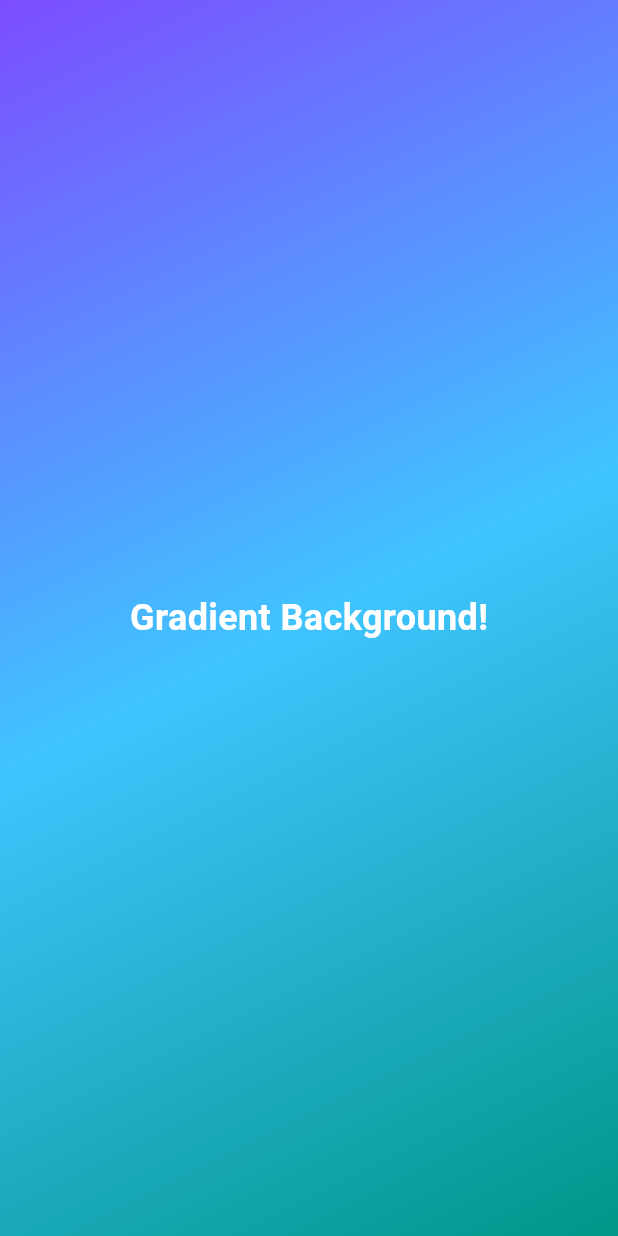
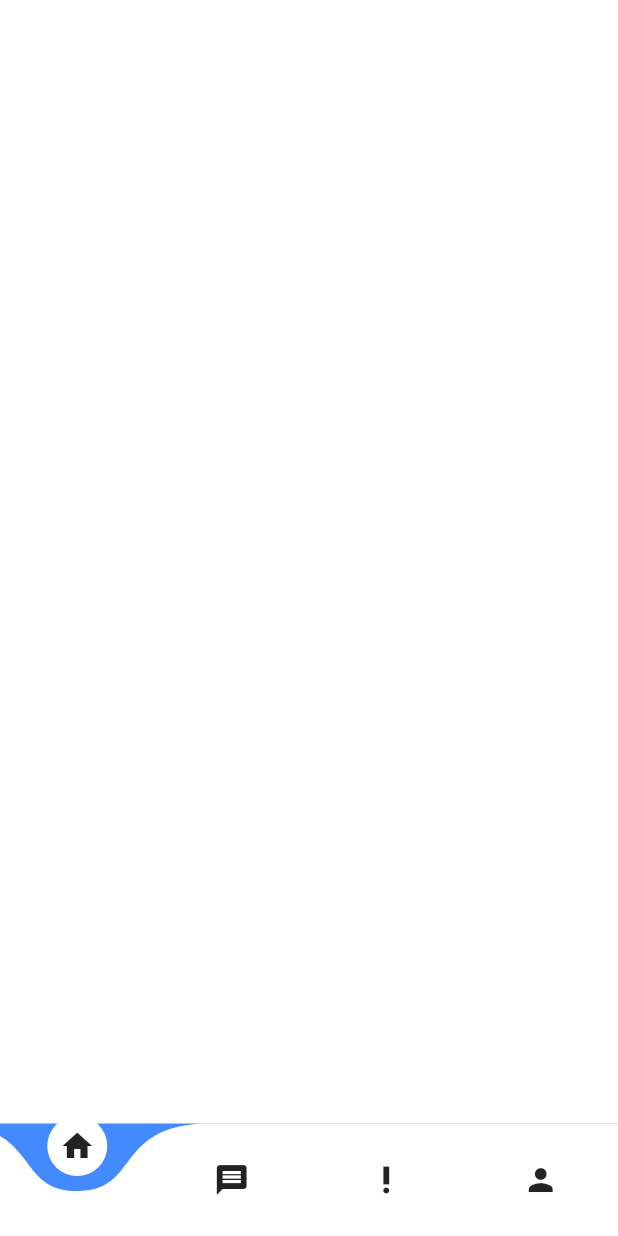
Before and after one commit to Just-Akinyi/Healora-Therapist-App, a Flutter app: the screen it shows after launch, on a phone screen of 412 x 824 dp. Run offline on Flutter 3.47's test engine with Material 3 defaults, Android fonts, the phone set to English and light mode, and no system bars; drawn by our look-alikes of curved_navigation_bar.

Commit message:
project foundation

```diff
--- a/healora/lib/main.dart
+++ b/healora/lib/main.dart
@@ -1,7 +1,7 @@
+// lib/main.dart
 import 'package:flutter/material.dart';
 import 'package:healora/Themes/app_theme.dart';
-// import 'package:healora/screens/splash.dart';
-import 'package:healora/widgets/backdrop.dart';
+import 'package:healora/widgets/bottom-nav.dart';
 
 void main() {
   runApp(const MyApp());
@@ -9,16 +9,20 @@ void main() {
 
 class MyApp extends StatelessWidget {
   const MyApp({super.key});
-  // This widget is the root of your application.
 
   @override
   Widget build(BuildContext context) {
     return MaterialApp(
       title: 'Healora',
-      theme: lightTheme, // Uses your custom light theme
-      darkTheme: darkTheme, // Uses your custom dark theme
-      themeMode: ThemeMode.dark, // Follows device setting
-      home: GradientBackgroundScreen(),
+
+      // ✅ Apply themes
+      theme: lightTheme,
+      darkTheme: darkTheme,
+      themeMode: ThemeMode.system,
+
+      // ✅ Your home screen
+      home: BottomNav(),
+
       debugShowCheckedModeBanner: false,
     );
   }
--- a/healora/lib/widgets/backdrop.dart
+++ /dev/null
@@ -1,34 +0,0 @@
-import 'package:flutter/material.dart';
-
-// Assuming your theme setup is already imported
-
-class GradientBackgroundScreen extends StatelessWidget {
-  const GradientBackgroundScreen({super.key});
-
-  @override
-  Widget build(BuildContext context) {
-    final ColorScheme colors = Theme.of(context).colorScheme;
-
-    return Scaffold(
-      body: Container(
-        decoration: BoxDecoration(
-          gradient: LinearGradient(
-            colors: [colors.primary, colors.secondary, colors.tertiary],
-            begin: Alignment.topLeft,
-            end: Alignment.bottomRight,
-          ),
-        ),
-        child: const Center(
-          child: Text(
-            'Gradient Background!',
-            style: TextStyle(
-              color: Colors.white,
-              fontSize: 24,
-              fontWeight: FontWeight.bold,
-            ),
-          ),
-        ),
-      ),
-    );
-  }
-}
--- a/healora/lib/widgets/bottom-nav.dart
+++ b/healora/lib/widgets/bottom-nav.dart
@@ -0,0 +1,25 @@
+import 'package:flutter/material.dart';
+import 'package:curved_navigation_bar/curved_navigation_bar.dart';
+
+class BottomNav extends StatefulWidget {
+  const BottomNav({super.key});
+
+  @override
+  State<BottomNav> createState() => _BottomNavState();
+}
+
+class _BottomNavState extends State<BottomNav> {
+  @override
+  Widget build(BuildContext context) {
+    final items = <Widget>[
+      Icon(Icons.home),
+      Icon(Icons.message),
+      Icon(Icons.priority_high),
+      Icon(Icons.person),
+    ];
+    return Scaffold(bottomNavigationBar: CurvedNavigationBar(items: items));
+  }
+}
+
+//packages used:
+// curved_navigation_bar: ^1.0.6
--- a/healora/pubspec.yaml
+++ b/healora/pubspec.yaml
@@ -39,6 +39,7 @@ dev_dependencies:
   flutter_test:
     sdk: flutter
   google_fonts: ^6.1.0
+  curved_navigation_bar: ^1.0.6
 
   # The "flutter_lints" package below contains a set of recommended lints to
   # encourage good coding practices. The lint set provided by the package is
```
Also changed, not shown: healora/lib/Themes/app_theme.dart (+21 -37 lines), healora/lib/Themes/backdrop.dart (added, +31 -0 lines), healora/lib/screens/HomeScreen.dart (added, +18 -0 lines), healora/lib/screens/splash.dart (+6 -5 lines), healora/pubspec.lock.
